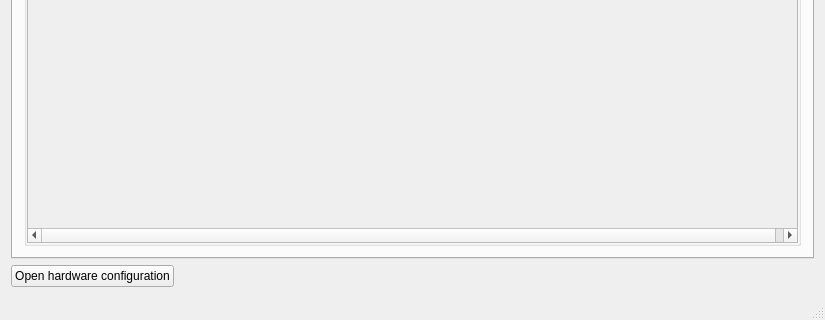
Before: the Qt Designer form gui/mainwindow.ui in jrueb/Burn-InSetupControlSoftware, drawn with Qt 5; both pictures show x 0 to 825 and y 430 to 750 of the 825 by 750 pixel window.
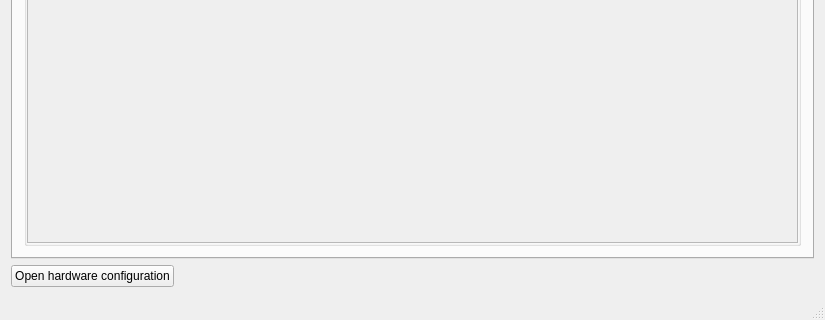
After: the same form once the commit is applied. The open tabs and pages were chosen to show the change.

Commit message: Fix layout of device controls

Patch:
```diff
--- a/gui/mainwindow.ui
+++ b/gui/mainwindow.ui
@@ -228,20 +228,6 @@
               <bool>false</bool>
              </property>
              <widget class="QWidget" name="lowVoltageContents">
-              <property name="geometry">
-               <rect>
-                <x>0</x>
-                <y>0</y>
-                <width>752</width>
-                <height>277</height>
-               </rect>
-              </property>
-              <property name="sizePolicy">
-               <sizepolicy hsizetype="Expanding" vsizetype="Expanding">
-                <horstretch>0</horstretch>
-                <verstretch>0</verstretch>
-               </sizepolicy>
-              </property>
               <layout class="QHBoxLayout" name="lowVoltageLayout"/>
              </widget>
             </widget>
@@ -273,20 +259,12 @@
            <item>
             <widget class="QScrollArea" name="scrollArea_2">
              <property name="verticalScrollBarPolicy">
-              <enum>Qt::ScrollBarAlwaysOff</enum>
+              <enum>Qt::ScrollBarAsNeeded</enum>
              </property>
              <property name="widgetResizable">
-              <bool>false</bool>
+              <bool>true</bool>
              </property>
              <widget class="QWidget" name="highVoltageContents">
-              <property name="geometry">
-               <rect>
-                <x>0</x>
-                <y>0</y>
-                <width>777</width>
-                <height>277</height>
-               </rect>
-              </property>
               <layout class="QHBoxLayout" name="highVoltageLayout"/>
              </widget>
             </widget>
```
Left out of the diff: 28 changed lines with no effect on the pictures. The commit also changes 1 other file.
